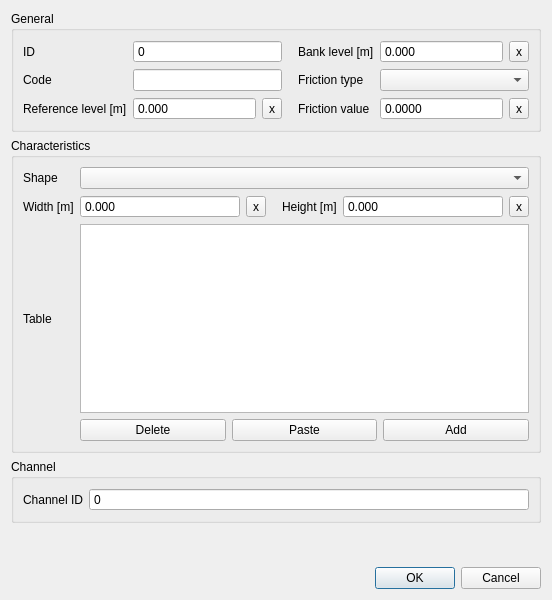
First picture: the form in threedi_schematisation_editor/forms/ui/cross_section_location.ui, repository nens/threedi-schematisation-editor, before the edit.
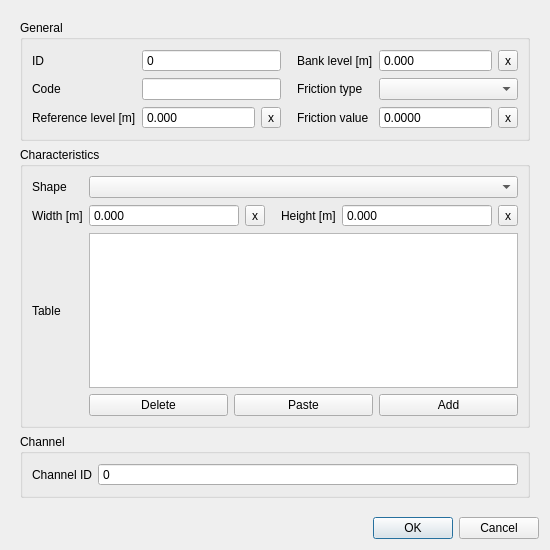
Second picture: the form after the edit.

```diff
--- a/threedi_schematisation_editor/forms/ui/cross_section_location.ui
+++ b/threedi_schematisation_editor/forms/ui/cross_section_location.ui
@@ -6,19 +6,362 @@
    <rect>
     <x>0</x>
     <y>0</y>
-    <width>552</width>
-    <height>600</height>
+    <width>550</width>
+    <height>550</height>
    </rect>
   </property>
   <property name="windowTitle">
    <string>Dialog</string>
   </property>
   <layout class="QGridLayout" name="gridLayout">
-   <item row="4" column="0">
-    <widget class="QDialogButtonBox" name="buttonBox">
-     <property name="standardButtons">
-      <set>QDialogButtonBox::Cancel|QDialogButtonBox::Ok</set>
+   <item row="0" column="0">
+    <widget class="QScrollArea" name="scrollArea">
+     <property name="frameShape">
+      <enum>QFrame::NoFrame</enum>
      </property>
+     <property name="widgetResizable">
+      <bool>true</bool>
+     </property>
+     <widget class="QWidget" name="scrollAreaWidgetContents">
+      <property name="geometry">
+       <rect>
+        <x>0</x>
+        <y>0</y>
+        <width>532</width>
+        <height>503</height>
+       </rect>
+      </property>
+      <layout class="QGridLayout" name="gridLayout_2">
+       <item row="0" column="0">
+        <widget class="QGroupBox" name="grp_general">
+         <property name="enabled">
+          <bool>true</bool>
+         </property>
+         <property name="title">
+          <string>General</string>
+         </property>
+         <layout class="QGridLayout" name="gridLayout_9">
+          <item row="2" column="0">
+           <widget class="QLabel" name="label_6">
+            <property name="locale">
+             <locale language="English" country="UnitedStates"/>
+            </property>
+            <property name="text">
+             <string>Reference level [m]</string>
+            </property>
+            <property name="alignment">
+             <set>Qt::AlignLeading|Qt::AlignLeft|Qt::AlignVCenter</set>
+            </property>
+           </widget>
+          </item>
+          <item row="2" column="1">
+           <widget class="QDoubleSpinBox" name="reference_level">
+            <property name="sizePolicy">
+             <sizepolicy hsizetype="Expanding" vsizetype="Fixed">
+              <horstretch>0</horstretch>
+              <verstretch>0</verstretch>
+             </sizepolicy>
+            </property>
+            <property name="locale">
+             <locale language="English" country="UnitedStates"/>
+            </property>
+            <property name="buttonSymbols">
+             <enum>QAbstractSpinBox::NoButtons</enum>
+            </property>
+            <property name="decimals">
+             <number>3</number>
+            </property>
+            <property name="minimum">
+             <double>-99999999.000000000000000</double>
+            </property>
+            <property name="maximum">
+             <double>1000000.000000000000000</double>
+            </property>
+            <property name="showClearButton" stdset="0">
+             <bool>true</bool>
+            </property>
+            <property name="clearValue" stdset="0">
+             <bool>true</bool>
+            </property>
+            <property name="expressionsEnabled" stdset="0">
+             <bool>true</bool>
+            </property>
+           </widget>
+          </item>
+          <item row="2" column="3">
+           <widget class="QLabel" name="label_10">
+            <property name="locale">
+             <locale language="English" country="UnitedStates"/>
+            </property>
+            <property name="inputMethodHints">
+             <set>Qt::ImhNone</set>
+            </property>
+            <property name="text">
+             <string>Friction value</string>
+            </property>
+            <property name="alignment">
+             <set>Qt::AlignLeading|Qt::AlignLeft|Qt::AlignVCenter</set>
+            </property>
+            <property name="indent">
+             <number>10</number>
+            </property>
+           </widget>
+          </item>
+          <item row="0" column="3">
+           <widget class="QLabel" name="label_23">
+            <property name="text">
+             <string>Bank level [m]</string>
+            </property>
+            <property name="alignment">
+             <set>Qt::AlignLeading|Qt::AlignLeft|Qt::AlignVCenter</set>
+            </property>
+            <property name="indent">
+             <number>10</number>
+            </property>
+           </widget>
+          </item>
+          <item row="1" column="3">
+           <widget class="QLabel" name="label_11">
+            <property name="locale">
+             <locale language="English" country="UnitedStates"/>
+            </property>
+            <property name="inputMethodHints">
+             <set>Qt::ImhNone</set>
+            </property>
+            <property name="text">
+             <string>Friction type</string>
+            </property>
+            <property name="alignment">
+             <set>Qt::AlignLeading|Qt::AlignLeft|Qt::AlignVCenter</set>
+            </property>
+            <property name="indent">
+             <number>10</number>
+            </property>
+           </widget>
+          </item>
+          <item row="1" column="0">
+           <widget class="QLabel" name="label_25">
+            <property name="text">
+             <string>Code</string>
+            </property>
+            <property name="alignment">
+             <set>Qt::AlignLeading|Qt::AlignLeft|Qt::AlignVCenter</set>
+            </property>
+           </widget>
+          </item>
+          <item row="0" column="0">
+           <widget class="QLabel" name="label_24">
+            <property name="text">
+             <string>ID</string>
+            </property>
+            <property name="alignment">
+             <set>Qt::AlignLeading|Qt::AlignLeft|Qt::AlignVCenter</set>
+            </property>
+           </widget>
+          </item>
+          <item row="2" column="4">
+           <widget class="QDoubleSpinBox" name="friction_value">
+            <property name="sizePolicy">
+             <sizepolicy hsizetype="Expanding" vsizetype="Fixed">
+              <horstretch>0</horstretch>
+              <verstretch>0</verstretch>
+             </sizepolicy>
+            </property>
+            <property name="locale">
+             <locale language="English" country="UnitedStates"/>
+            </property>
+            <property name="inputMethodHints">
+             <set>Qt::ImhNone</set>
+            </property>
+            <property name="buttonSymbols">
+             <enum>QAbstractSpinBox::NoButtons</enum>
+            </property>
+            <property name="decimals">
+             <number>4</number>
+            </property>
+            <property name="maximum">
+             <double>1000000.000000000000000</double>
+            </property>
+            <property name="showClearButton" stdset="0">
+             <bool>true</bool>
+            </property>
+            <property name="clearValue" stdset="0">
+             <bool>true</bool>
+            </property>
+            <property name="expressionsEnabled" stdset="0">
+             <bool>true</bool>
+            </property>
+           </widget>
+          </item>
+          <item row="2" column="2">
+           <widget class="QToolButton" name="reference_level_clear">
+            <property name="text">
+             <string>x</string>
+            </property>
+           </widget>
+          </item>
+          <item row="0" column="4">
+           <widget class="QDoubleSpinBox" name="bank_level">
+            <property name="sizePolicy">
+             <sizepolicy hsizetype="Expanding" vsizetype="Fixed">
+              <horstretch>0</horstretch>
+              <verstretch>0</verstretch>
+             </sizepolicy>
+            </property>
+            <property name="locale">
+             <locale language="English" country="UnitedStates"/>
+            </property>
+            <property name="buttonSymbols">
+             <enum>QAbstractSpinBox::NoButtons</enum>
+            </property>
+            <property name="decimals">
+             <number>3</number>
+            </property>
+            <property name="minimum">
+             <double>-99999999.000000000000000</double>
+            </property>
+            <property name="maximum">
+             <double>1000000.000000000000000</double>
+            </property>
+            <property name="showClearButton" stdset="0">
+             <bool>true</bool>
+            </property>
+            <property name="clearValue" stdset="0">
+             <bool>true</bool>
+            </property>
+            <property name="expressionsEnabled" stdset="0">
+             <bool>true</bool>
+            </property>
+           </widget>
+          </item>
+          <item row="0" column="5">
+           <widget class="QToolButton" name="bank_level_clear">
+            <property name="text">
+             <string>x</string>
+            </property>
+           </widget>
+          </item>
+          <item row="2" column="5">
+           <widget class="QToolButton" name="friction_value_clear">
+            <property name="text">
+             <string>x</string>
+            </property>
+           </widget>
+          </item>
+          <item row="0" column="1" colspan="2">
+           <widget class="QSpinBox" name="id">
+            <property name="readOnly">
+             <bool>true</bool>
+            </property>
+            <property name="buttonSymbols">
+             <enum>QAbstractSpinBox::NoButtons</enum>
+            </property>
+            <property name="maximum">
+             <number>99999999</number>
+            </property>
+            <property name="showClearButton" stdset="0">
+             <bool>true</bool>
+            </property>
+            <property name="clearValue" stdset="0">
+             <bool>true</bool>
+            </property>
+            <property name="expressionsEnabled" stdset="0">
+             <bool>false</bool>
+            </property>
+           </widget>
+          </item>
+          <item row="1" column="1" colspan="2">
+           <widget class="QLineEdit" name="code">
+            <property name="sizePolicy">
+             <sizepolicy hsizetype="Expanding" vsizetype="Fixed">
+              <horstretch>0</horstretch>
+              <verstretch>0</verstretch>
+             </sizepolicy>
+            </property>
+            <property name="clearButtonEnabled">
+             <bool>true</bool>
+            </property>
+           </widget>
+          </item>
+          <item row="1" column="4" colspan="2">
+           <widget class="QComboBox" name="friction_type">
+            <property name="sizePolicy">
+             <sizepolicy hsizetype="Expanding" vsizetype="Fixed">
+              <horstretch>0</horstretch>
+              <verstretch>0</verstretch>
+             </sizepolicy>
+            </property>
+            <property name="locale">
+             <locale language="English" country="UnitedStates"/>
+            </property>
+            <property name="inputMethodHints">
+             <set>Qt::ImhNone</set>
+            </property>
+           </widget>
+          </item>
+         </layout>
+        </widget>
+       </item>
+       <item row="2" column="0">
+        <widget class="QGroupBox" name="grp_channel">
+         <property name="locale">
+          <locale language="English" country="UnitedStates"/>
+         </property>
+         <property name="inputMethodHints">
+          <set>Qt::ImhNone</set>
+         </property>
+         <property name="title">
+          <string>Channel</string>
+         </property>
+         <layout class="QGridLayout" name="gridLayout_6">
+          <item row="0" column="0">
+           <widget class="QLabel" name="label_18">
+            <property name="locale">
+             <locale language="English" country="UnitedStates"/>
+            </property>
+            <property name="inputMethodHints">
+             <set>Qt::ImhNone</set>
+            </property>
+            <property name="text">
+             <string>Channel ID</string>
+            </property>
+            <property name="alignment">
+             <set>Qt::AlignLeading|Qt::AlignLeft|Qt::AlignVCenter</set>
+            </property>
+           </widget>
+          </item>
+          <item row="0" column="1">
+           <widget class="QSpinBox" name="channel_id">
+            <property name="sizePolicy">
+             <sizepolicy hsizetype="Expanding" vsizetype="Fixed">
+              <horstretch>0</horstretch>
+              <verstretch>0</verstretch>
+             </sizepolicy>
+            </property>
+            <property name="locale">
+             <locale language="English" country="UnitedStates"/>
+            </property>
+            <property name="inputMethodHints">
+             <set>Qt::ImhNone</set>
+            </property>
+            <property name="readOnly">
+             <bool>true</bool>
+            </property>
+            <property name="buttonSymbols">
+             <enum>QAbstractSpinBox::NoButtons</enum>
+            </property>
+            <property name="maximum">
+             <number>999999999</number>
+            </property>
+            <property name="clearValue" stdset="0">
+             <bool>true</bool>
+            </property>
+            <property name="expressionsEnabled" stdset="0">
+             <bool>false</bool>
+            </property>
+           </widget>
+          </item>
+         </layout>
     </widget>
    </item>
    <item row="1" column="0">
@@ -212,276 +555,6 @@
      </layout>
     </widget>
    </item>
-   <item row="0" column="0">
-    <widget class="QGroupBox" name="grp_general">
-     <property name="enabled">
-      <bool>true</bool>
-     </property>
-     <property name="title">
-      <string>General</string>
-     </property>
-     <layout class="QGridLayout" name="gridLayout_9">
-      <item row="2" column="0">
-       <widget class="QLabel" name="label_6">
-        <property name="locale">
-         <locale language="English" country="UnitedStates"/>
-        </property>
-        <property name="text">
-         <string>Reference level [m]</string>
-        </property>
-        <property name="alignment">
-         <set>Qt::AlignLeading|Qt::AlignLeft|Qt::AlignVCenter</set>
-        </property>
-       </widget>
-      </item>
-      <item row="2" column="1">
-       <widget class="QDoubleSpinBox" name="reference_level">
-        <property name="sizePolicy">
-         <sizepolicy hsizetype="Expanding" vsizetype="Fixed">
-          <horstretch>0</horstretch>
-          <verstretch>0</verstretch>
-         </sizepolicy>
-        </property>
-        <property name="locale">
-         <locale language="English" country="UnitedStates"/>
-        </property>
-        <property name="buttonSymbols">
-         <enum>QAbstractSpinBox::NoButtons</enum>
-        </property>
-        <property name="decimals">
-         <number>3</number>
-        </property>
-        <property name="minimum">
-         <double>-99999999.000000000000000</double>
-        </property>
-        <property name="maximum">
-         <double>1000000.000000000000000</double>
-        </property>
-        <property name="showClearButton" stdset="0">
-         <bool>true</bool>
-        </property>
-        <property name="clearValue" stdset="0">
-         <bool>true</bool>
-        </property>
-        <property name="expressionsEnabled" stdset="0">
-         <bool>true</bool>
-        </property>
-       </widget>
-      </item>
-      <item row="2" column="3">
-       <widget class="QLabel" name="label_10">
-        <property name="locale">
-         <locale language="English" country="UnitedStates"/>
-        </property>
-        <property name="inputMethodHints">
-         <set>Qt::ImhNone</set>
-        </property>
-        <property name="text">
-         <string>Friction value</string>
-        </property>
-        <property name="alignment">
-         <set>Qt::AlignLeading|Qt::AlignLeft|Qt::AlignVCenter</set>
-        </property>
-        <property name="indent">
-         <number>10</number>
-        </property>
-       </widget>
-      </item>
-      <item row="0" column="3">
-       <widget class="QLabel" name="label_23">
-        <property name="text">
-         <string>Bank level [m]</string>
-        </property>
-        <property name="alignment">
-         <set>Qt::AlignLeading|Qt::AlignLeft|Qt::AlignVCenter</set>
-        </property>
-        <property name="indent">
-         <number>10</number>
-        </property>
-       </widget>
-      </item>
-      <item row="1" column="3">
-       <widget class="QLabel" name="label_11">
-        <property name="locale">
-         <locale language="English" country="UnitedStates"/>
-        </property>
-        <property name="inputMethodHints">
-         <set>Qt::ImhNone</set>
-        </property>
-        <property name="text">
-         <string>Friction type</string>
-        </property>
-        <property name="alignment">
-         <set>Qt::AlignLeading|Qt::AlignLeft|Qt::AlignVCenter</set>
-        </property>
-        <property name="indent">
-         <number>10</number>
-        </property>
-       </widget>
-      </item>
-      <item row="1" column="0">
-       <widget class="QLabel" name="label_25">
-        <property name="text">
-         <string>Code</string>
-        </property>
-        <property name="alignment">
-         <set>Qt::AlignLeading|Qt::AlignLeft|Qt::AlignVCenter</set>
-        </property>
-       </widget>
-      </item>
-      <item row="0" column="0">
-       <widget class="QLabel" name="label_24">
-        <property name="text">
-         <string>ID</string>
-        </property>
-        <property name="alignment">
-         <set>Qt::AlignLeading|Qt::AlignLeft|Qt::AlignVCenter</set>
-        </property>
-       </widget>
-      </item>
-      <item row="2" column="4">
-       <widget class="QDoubleSpinBox" name="friction_value">
-        <property name="sizePolicy">
-         <sizepolicy hsizetype="Expanding" vsizetype="Fixed">
-          <horstretch>0</horstretch>
-          <verstretch>0</verstretch>
-         </sizepolicy>
-        </property>
-        <property name="locale">
-         <locale language="English" country="UnitedStates"/>
-        </property>
-        <property name="inputMethodHints">
-         <set>Qt::ImhNone</set>
-        </property>
-        <property name="buttonSymbols">
-         <enum>QAbstractSpinBox::NoButtons</enum>
-        </property>
-        <property name="decimals">
-         <number>4</number>
-        </property>
-        <property name="maximum">
-         <double>1000000.000000000000000</double>
-        </property>
-        <property name="showClearButton" stdset="0">
-         <bool>true</bool>
-        </property>
-        <property name="clearValue" stdset="0">
-         <bool>true</bool>
-        </property>
-        <property name="expressionsEnabled" stdset="0">
-         <bool>true</bool>
-        </property>
-       </widget>
-      </item>
-      <item row="2" column="2">
-       <widget class="QToolButton" name="reference_level_clear">
-        <property name="text">
-         <string>x</string>
-        </property>
-       </widget>
-      </item>
-      <item row="0" column="4">
-       <widget class="QDoubleSpinBox" name="bank_level">
-        <property name="sizePolicy">
-         <sizepolicy hsizetype="Expanding" vsizetype="Fixed">
-          <horstretch>0</horstretch>
-          <verstretch>0</verstretch>
-         </sizepolicy>
-        </property>
-        <property name="locale">
-         <locale language="English" country="UnitedStates"/>
-        </property>
-        <property name="buttonSymbols">
-         <enum>QAbstractSpinBox::NoButtons</enum>
-        </property>
-        <property name="decimals">
-         <number>3</number>
-        </property>
-        <property name="minimum">
-         <double>-99999999.000000000000000</double>
-        </property>
-        <property name="maximum">
-         <double>1000000.000000000000000</double>
-        </property>
-        <property name="showClearButton" stdset="0">
-         <bool>true</bool>
-        </property>
-        <property name="clearValue" stdset="0">
-         <bool>true</bool>
-        </property>
-        <property name="expressionsEnabled" stdset="0">
-         <bool>true</bool>
-        </property>
-       </widget>
-      </item>
-      <item row="0" column="5">
-       <widget class="QToolButton" name="bank_level_clear">
-        <property name="text">
-         <string>x</string>
-        </property>
-       </widget>
-      </item>
-      <item row="2" column="5">
-       <widget class="QToolButton" name="friction_value_clear">
-        <property name="text">
-         <string>x</string>
-        </property>
-       </widget>
-      </item>
-      <item row="0" column="1" colspan="2">
-       <widget class="QSpinBox" name="id">
-        <property name="readOnly">
-         <bool>true</bool>
-        </property>
-        <property name="buttonSymbols">
-         <enum>QAbstractSpinBox::NoButtons</enum>
-        </property>
-        <property name="maximum">
-         <number>99999999</number>
-        </property>
-        <property name="showClearButton" stdset="0">
-         <bool>true</bool>
-        </property>
-        <property name="clearValue" stdset="0">
-         <bool>true</bool>
-        </property>
-        <property name="expressionsEnabled" stdset="0">
-         <bool>false</bool>
-        </property>
-       </widget>
-      </item>
-      <item row="1" column="1" colspan="2">
-       <widget class="QLineEdit" name="code">
-        <property name="sizePolicy">
-         <sizepolicy hsizetype="Expanding" vsizetype="Fixed">
-          <horstretch>0</horstretch>
-          <verstretch>0</verstretch>
-         </sizepolicy>
-        </property>
-        <property name="clearButtonEnabled">
-         <bool>true</bool>
-        </property>
-       </widget>
-      </item>
-      <item row="1" column="4" colspan="2">
-       <widget class="QComboBox" name="friction_type">
-        <property name="sizePolicy">
-         <sizepolicy hsizetype="Expanding" vsizetype="Fixed">
-          <horstretch>0</horstretch>
-          <verstretch>0</verstretch>
-         </sizepolicy>
-        </property>
-        <property name="locale">
-         <locale language="English" country="UnitedStates"/>
-        </property>
-        <property name="inputMethodHints">
-         <set>Qt::ImhNone</set>
-        </property>
-       </widget>
-      </item>
-     </layout>
-    </widget>
-   </item>
    <item row="3" column="0">
     <spacer name="verticalSpacer">
      <property name="orientation">
@@ -495,66 +568,15 @@
      </property>
     </spacer>
    </item>
-   <item row="2" column="0">
-    <widget class="QGroupBox" name="grp_channel">
-     <property name="locale">
-      <locale language="English" country="UnitedStates"/>
-     </property>
-     <property name="inputMethodHints">
-      <set>Qt::ImhNone</set>
-     </property>
-     <property name="title">
-      <string>Channel</string>
-     </property>
-     <layout class="QGridLayout" name="gridLayout_6">
-      <item row="0" column="0">
-       <widget class="QLabel" name="label_18">
-        <property name="locale">
-         <locale language="English" country="UnitedStates"/>
-        </property>
-        <property name="inputMethodHints">
-         <set>Qt::ImhNone</set>
-        </property>
-        <property name="text">
-         <string>Channel ID</string>
-        </property>
-        <property name="alignment">
-         <set>Qt::AlignLeading|Qt::AlignLeft|Qt::AlignVCenter</set>
-        </property>
-       </widget>
-      </item>
-      <item row="0" column="1">
-       <widget class="QSpinBox" name="channel_id">
-        <property name="sizePolicy">
-         <sizepolicy hsizetype="Expanding" vsizetype="Fixed">
-          <horstretch>0</horstretch>
-          <verstretch>0</verstretch>
-         </sizepolicy>
-        </property>
-        <property name="locale">
-         <locale language="English" country="UnitedStates"/>
-        </property>
-        <property name="inputMethodHints">
-         <set>Qt::ImhNone</set>
-        </property>
-        <property name="readOnly">
-         <bool>true</bool>
-        </property>
-        <property name="buttonSymbols">
-         <enum>QAbstractSpinBox::NoButtons</enum>
-        </property>
-        <property name="maximum">
-         <number>999999999</number>
-        </property>
-        <property name="clearValue" stdset="0">
-         <bool>true</bool>
-        </property>
-        <property name="expressionsEnabled" stdset="0">
-         <bool>false</bool>
-        </property>
-       </widget>
-      </item>
-     </layout>
+      </layout>
+     </widget>
+    </widget>
+   </item>
+   <item row="4" column="0">
+    <widget class="QDialogButtonBox" name="buttonBox">
+     <property name="standardButtons">
+      <set>QDialogButtonBox::Cancel|QDialogButtonBox::Ok</set>
+     </property>
     </widget>
    </item>
   </layout>
```
Lines whose indentation alone changed are shown as unchanged.
